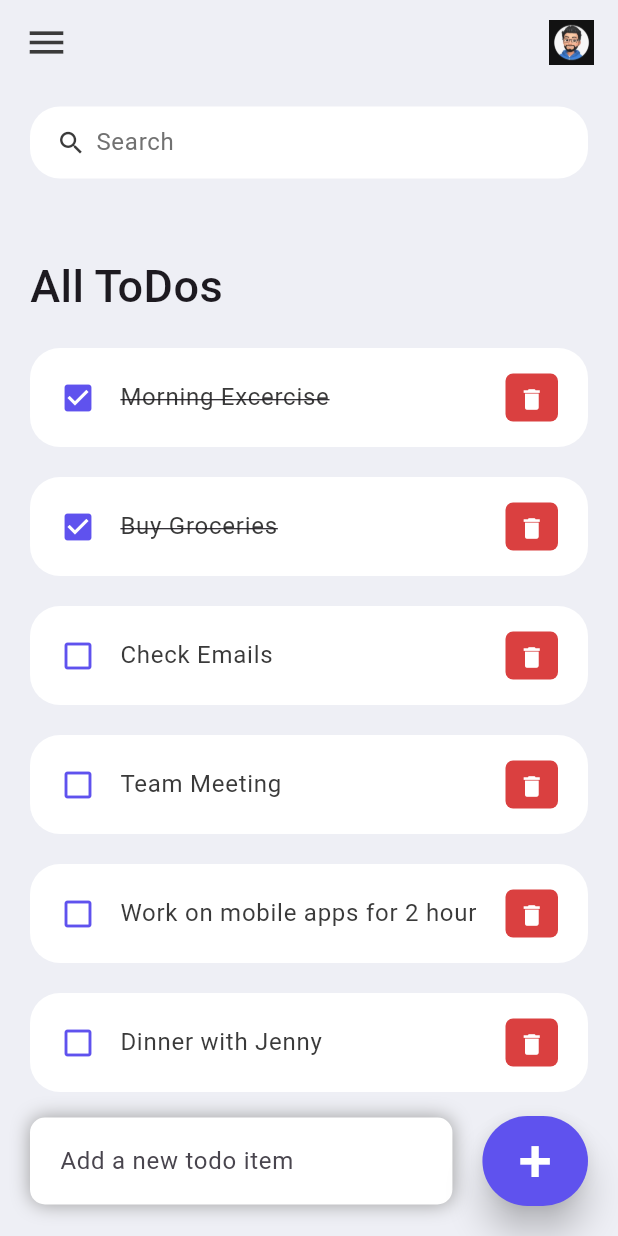
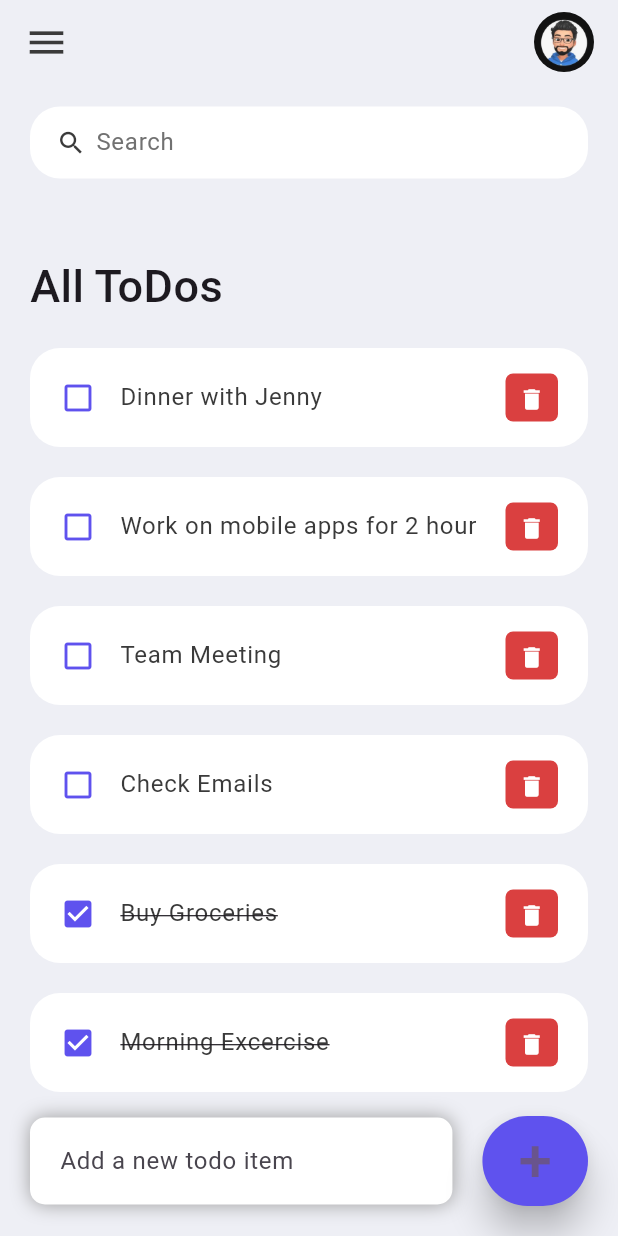
Before and after one commit to Pranav-P-K/ToDo-App, a Flutter app: the screen it shows after launch, on a phone screen of 412 x 824 dp. Run offline on Flutter 3.47's test engine with Material 3 defaults, Android fonts, the phone set to English and light mode, and no system bars.

Commit message:
functionalities added

```diff
--- a/todo_app/analysis_options.yaml
+++ b/todo_app/analysis_options.yaml
@@ -13,6 +13,7 @@ analyzer:
     non_constant_identifier_names: ignore
     prefer_const_literals_to_create_immutables: ignore
     camel_case_types: ignore
+    prefer_typing_uninitialized_variables: ignore
 include: package:flutter_lints/flutter.yaml
 
 linter:
--- a/todo_app/lib/screens/home.dart
+++ b/todo_app/lib/screens/home.dart
@@ -1,12 +1,26 @@
 import 'package:flutter/material.dart';
+
+import 'package:todo_app/models/todo.dart';
 import 'package:todo_app/constants/colors.dart';
-import 'package:todo_app/models/todo.dart';
 import 'package:todo_app/widgets/todo_item.dart';
 
-class Home extends StatelessWidget {
+class Home extends StatefulWidget {
   const Home({super.key});
 
-  final todosList = ToDo.todoList;
+  @override
+  State<Home> createState() => _HomeState();
+}
+
+class _HomeState extends State<Home> {
+  final todosList = ToDo.todoList();
+  List<ToDo> _foundToDo = [];
+  final _todoController = TextEditingController();
+
+  @override
+  void initState() {
+    _foundToDo = todosList;
+    super.initState();
+  }
 
   @override
   Widget build(BuildContext context) {
@@ -16,7 +30,10 @@ class Home extends StatelessWidget {
       body: Stack(
         children: [
           Container(
-            padding: EdgeInsets.symmetric(horizontal: 20,vertical: 15),
+            padding: EdgeInsets.symmetric(
+              horizontal: 20,
+              vertical: 15,
+            ),
             child: Column(
               children: [
                 searchBox(),
@@ -24,7 +41,10 @@ class Home extends StatelessWidget {
                   child: ListView(
                     children: [
                       Container(
-                        margin: EdgeInsets.only(top: 50,bottom: 20),
+                        margin: EdgeInsets.only(
+                          top: 50,
+                          bottom: 20,
+                        ),
                         child: Text(
                           'All ToDos',
                           style: TextStyle(
@@ -33,8 +53,12 @@ class Home extends StatelessWidget {
                           ),
                         ),
                       ),
-                      for (ToDo todoo in todosList())
-                        TodoItem(todo: todoo),
+                      for (ToDo todoo in _foundToDo.reversed)
+                        ToDoItem(
+                          todo: todoo,
+                          onToDoChanged: _handleToDoChange,
+                          onDeleteItem: _deleteToDoItem,
+                        ),
                     ],
                   ),
                 )
@@ -43,92 +67,115 @@ class Home extends StatelessWidget {
           ),
           Align(
             alignment: Alignment.bottomCenter,
-            child: Row(
-              children: [
+            child: Row(children: [
               Expanded(
                 child: Container(
                   margin: EdgeInsets.only(
                     bottom: 20,
                     right: 20,
-                      left: 20
+                    left: 20,
                   ),
-                    padding: EdgeInsets.symmetric(horizontal: 20, vertical: 5),
+                  padding: EdgeInsets.symmetric(
+                    horizontal: 20,
+                    vertical: 5,
+                  ),
                   decoration: BoxDecoration(
                     color: Colors.white,
-                      boxShadow: const [BoxShadow(
+                    boxShadow: const [
+                      BoxShadow(
                         color: Colors.grey,
                         offset: Offset(0.0, 0.0),
                         blurRadius: 10.0,
                         spreadRadius: 0.0,
-                      ),],
+                      ),
+                    ],
                     borderRadius: BorderRadius.circular(10),
                   ),
                   child: TextField(
+                    controller: _todoController,
                     decoration: InputDecoration(
                         hintText: 'Add a new todo item',
-                        border: InputBorder.none,
-                      ),
+                        border: InputBorder.none),
                   ),
                 ),
               ),
               Container(
-                  margin: EdgeInsets.only(bottom: 20, right: 20),
+                margin: EdgeInsets.only(
+                  bottom: 20,
+                  right: 20,
+                ),
                 child: ElevatedButton(
-                    onPressed: () {},
+                  onPressed: () {
+                    _addToDoItem(_todoController.text);
+                  },
                   style: ElevatedButton.styleFrom(
                     backgroundColor: tdBlue,
                     minimumSize: Size(60, 60),
                     elevation: 10,
                   ),
-                    child: Text('+', style: TextStyle(fontSize: 40, color: Colors.white),),
+                  child: Text(
+                    '+',
+                    style: TextStyle(
+                      fontSize: 40,
                     ),
                   ),
-              ],
                 ),
-          )
+              ),
+            ]),
+          ),
         ],
       ),
     );
   }
 
-  AppBar _buildAppBar() {
-    return AppBar(
-      backgroundColor: tdBGColor,
-      elevation: 0,
-      title: Row(
-        mainAxisAlignment: MainAxisAlignment.spaceBetween,
-        children: [
-          Icon(
-            Icons.menu,
-            color: tdBlack,
-            size: 30,
-          ),
-          SizedBox(
-            height: 40,
-            width: 30,
-            child: ClipRRect(
-              child: Image.asset('assets/images/avatar.jpeg'),
-            ),
-          )
-        ]),
-    );
-  }
+  void _handleToDoChange(ToDo todo) {
+    setState(() {
+      todo.isDone = !todo.isDone;
+    });
   }
 
-class searchBox extends StatelessWidget {
-  const searchBox({
-    super.key,
+  void _deleteToDoItem(String id) {
+    setState(() {
+      todosList.removeWhere((item) => item.id == id);
     });
+  }
 
-  @override
-  Widget build(BuildContext context) {
+  void _addToDoItem(String toDo) {
+    setState(() {
+      todosList.add(ToDo(
+        id: DateTime.now().millisecondsSinceEpoch.toString(),
+        todoText: toDo,
+      ));
+    });
+    _todoController.clear();
+  }
+
+  void _runFilter(String enteredKeyword) {
+    List<ToDo> results = [];
+    if (enteredKeyword.isEmpty) {
+      results = todosList;
+    } else {
+      results = todosList
+          .where((item) => item.todoText!
+              .toLowerCase()
+              .contains(enteredKeyword.toLowerCase()))
+          .toList();
+    }
+
+    setState(() {
+      _foundToDo = results;
+    });
+  }
+
+  Widget searchBox() {
     return Container(
       padding: EdgeInsets.symmetric(horizontal: 15),
       decoration: BoxDecoration(
         color: Colors.white,
-        borderRadius: BorderRadius.circular(20)
+        borderRadius: BorderRadius.circular(20),
       ),
       child: TextField(
+        onChanged: (value) => _runFilter(value),
         decoration: InputDecoration(
           contentPadding: EdgeInsets.all(0),
           prefixIcon: Icon(
@@ -142,9 +189,31 @@ class searchBox extends StatelessWidget {
           ),
           border: InputBorder.none,
           hintText: 'Search',
-          hintStyle: TextStyle(color: tdGrey)
+          hintStyle: TextStyle(color: tdGrey),
         ),
       ),
     );
   }
+
+  AppBar _buildAppBar() {
+    return AppBar(
+      backgroundColor: tdBGColor,
+      elevation: 0,
+      title: Row(mainAxisAlignment: MainAxisAlignment.spaceBetween, children: [
+        Icon(
+          Icons.menu,
+          color: tdBlack,
+          size: 30,
+        ),
+        SizedBox(
+          height: 40,
+          width: 40,
+          child: ClipRRect(
+            borderRadius: BorderRadius.circular(20),
+            child: Image.asset('assets/images/avatar.jpeg'),
+          ),
+        ),
+      ]),
+    );
   }
+}
--- a/todo_app/lib/widgets/todo_item.dart
+++ b/todo_app/lib/widgets/todo_item.dart
@@ -1,22 +1,33 @@
 import 'package:flutter/material.dart';
+
+import 'package:todo_app/models/todo.dart';
 import 'package:todo_app/constants/colors.dart';
-import 'package:todo_app/models/todo.dart';
 
-class TodoItem extends StatelessWidget {
+class ToDoItem extends StatelessWidget {
   final ToDo todo;
+  final onToDoChanged;
+  final onDeleteItem;
 
-  const TodoItem({super.key, required this.todo});
+  const ToDoItem({
+    super.key,
+    required this.todo,
+    required this.onToDoChanged,
+    required this.onDeleteItem
+  });
 
   @override
   Widget build(BuildContext context) {
     return Container(
       margin: EdgeInsets.only(bottom: 20),
       child: ListTile(
-        onTap: () {},
+        onTap: () {
+          // print('Clicked on Todo Item.');
+          onToDoChanged(todo);
+        },
         shape: RoundedRectangleBorder(
-          borderRadius: BorderRadius.circular(20)
+          borderRadius: BorderRadius.circular(20),
         ),
-        contentPadding: EdgeInsets.symmetric(horizontal: 20,vertical: 5),
+        contentPadding: EdgeInsets.symmetric(horizontal: 20, vertical: 5),
         tileColor: Colors.white,
         leading: Icon(
           todo.isDone ? Icons.check_box : Icons.check_box_outline_blank,
@@ -43,7 +54,10 @@ class TodoItem extends StatelessWidget {
             color: Colors.white,
             iconSize: 18,
             icon: Icon(Icons.delete),
-            onPressed: () {},
+            onPressed: () {
+              // print('Clicked on delete icon');
+              onDeleteItem(todo.id);
+            },
           ),
         ),
       ),
```
Lines whose indentation alone changed are shown as unchanged.
